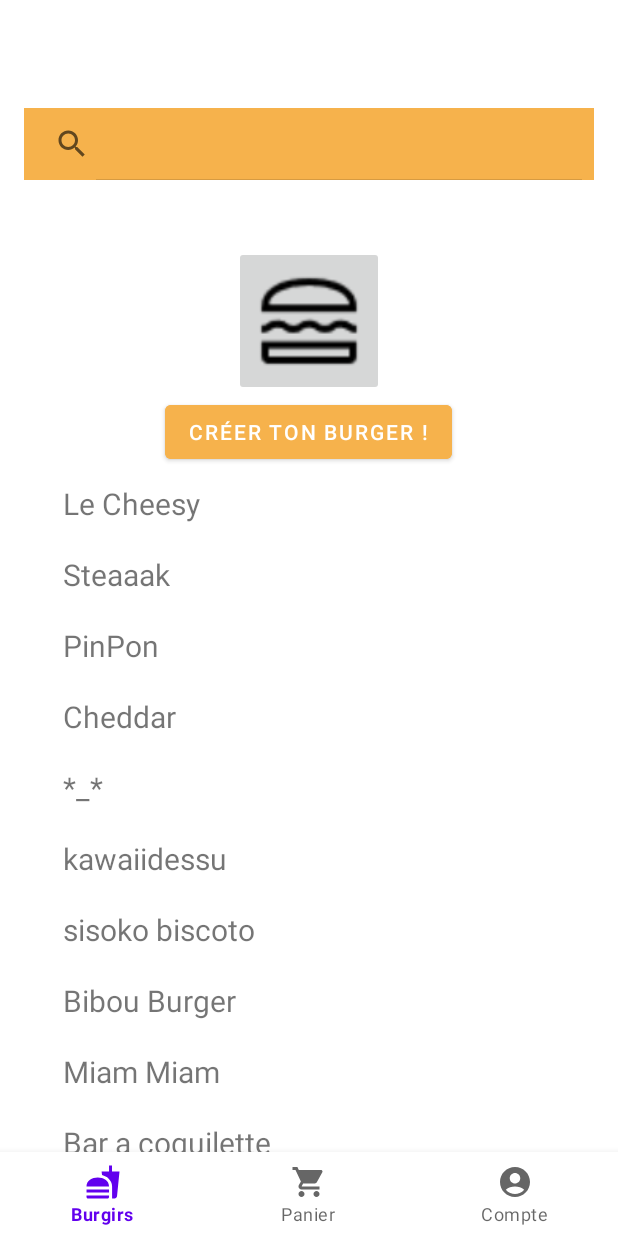
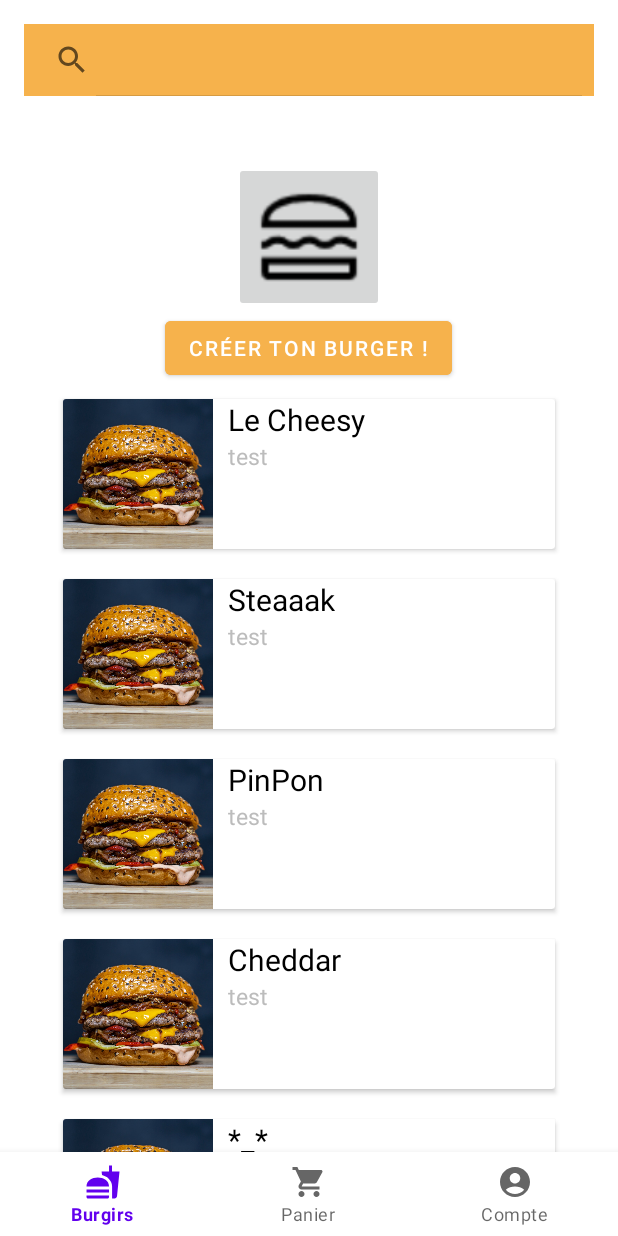
Before and after one commit to DUT-Info-Montreuil/SAE4A-COHEN-ARGENCE-BAUDIER-YANG, an Android app: the screen it shows after launch (MainActivity), on a phone screen of 412 x 824 dp. Run offline under Robolectric (Android 15) with nearby library versions, the phone set to English and light mode, and no system bars; our stand-ins replace navigation-ui.

Commit message:
Meilleur affichage de la liste + refactor du code vers home fragment

```diff
--- a/app/src/main/java/com/example/vraiburgir/MainActivity.java
+++ b/app/src/main/java/com/example/vraiburgir/MainActivity.java
@@ -13,6 +13,7 @@ import androidx.navigation.NavController;
 import androidx.navigation.Navigation;
 import androidx.navigation.ui.AppBarConfiguration;
 import androidx.navigation.ui.NavigationUI;
+import androidx.recyclerview.widget.GridLayoutManager;
 import androidx.recyclerview.widget.LinearLayoutManager;
 import androidx.recyclerview.widget.RecyclerView;
 
@@ -20,10 +21,9 @@ import com.example.vraiburgir.databinding.ActivityMainBinding;
 
 import java.util.ArrayList;
 
-public class MainActivity extends AppCompatActivity implements BurgerAdapter.ItemClickListener  {
+public class MainActivity extends AppCompatActivity  {
 
     private ActivityMainBinding binding;
-    private BurgerAdapter adapter;
 
     @Override
     protected void onCreate(Bundle savedInstanceState) {
@@ -31,30 +31,6 @@ public class MainActivity extends AppCompatActivity implements BurgerAdapter.Ite
 
         binding = ActivityMainBinding.inflate(getLayoutInflater());
         setContentView(binding.getRoot());
-
-        // TEMPORAIRE FAUT UTILISER L'API
-        // data to populate the RecyclerView with
-        ArrayList<Burger> listeBurgers = new ArrayList<Burger>();
-        listeBurgers.add(new Burger(1,"Le Cheesy",null,null,0,0));
-        listeBurgers.add(new Burger(2,"Steaaak",null,null,0,0));
-        listeBurgers.add(new Burger(3,"PinPon",null,null,0,0));
-        listeBurgers.add(new Burger(4,"Cheddar",null,null,0,0));
-        listeBurgers.add(new Burger(5,"*_*",null,null,0,0));
-        listeBurgers.add(new Burger(6,"kawaiidessu",null,null,0,0));
-        listeBurgers.add(new Burger(7,"sisoko biscoto",null,null,0,0));
-        listeBurgers.add(new Burger(8,"Bibou Burger",null,null,0,0));
-        listeBurgers.add(new Burger(9,"Miam Miam",null,null,0,0));
-        listeBurgers.add(new Burger(10,"Bar a coquilette",null,null,0,0));
-        listeBurgers.add(new Burger(11,"Sisi si siiiii",null,null,0,0));
-        listeBurgers.add(new Burger(12,"Kono sekai wane",null,null,0,0));
-
-        // set up the RecyclerView
-        RecyclerView recyclerView = findViewById(R.id.listeBurger);
-        recyclerView.setLayoutManager(new LinearLayoutManager(this));
-        adapter = new BurgerAdapter(this, listeBurgers);
-        adapter.setClickListener(this);
-        recyclerView.setAdapter(adapter);
-
 
         BottomNavigationView navView = findViewById(R.id.nav_view);
         // Passing each menu ID as a set of Ids because each
@@ -66,10 +42,6 @@ public class MainActivity extends AppCompatActivity implements BurgerAdapter.Ite
         NavigationUI.setupWithNavController(binding.navView, navController);
     }
 
-    @Override
-    public void onItemClick(View view, int position) {
-        Toast.makeText(this, "You clicked " + adapter.getItem(position) + " on row number " + position, Toast.LENGTH_SHORT).show();
-    }
 
 
 }
--- a/app/src/main/java/com/example/vraiburgir/modele/Burger.java
+++ b/app/src/main/java/com/example/vraiburgir/modele/Burger.java
@@ -23,4 +23,12 @@ public class Burger {
     public String getNomBurger() {
         return nomBurger;
     }
+
+    public String getDescriptionBurger() {
+        return descriptionBurger;
+    }
+
+    public float getPrixBurger() {
+        return prixBurger;
+    }
 }
--- a/app/src/main/java/com/example/vraiburgir/ui/home/BurgerAdapter.java
+++ b/app/src/main/java/com/example/vraiburgir/ui/home/BurgerAdapter.java
@@ -4,6 +4,7 @@ import android.content.Context;
 import android.view.LayoutInflater;
 import android.view.View;
 import android.view.ViewGroup;
+import android.widget.ImageView;
 import android.widget.TextView;
 
 import androidx.annotation.NonNull;
@@ -39,8 +40,10 @@ public class BurgerAdapter extends RecyclerView.Adapter<BurgerAdapter.ViewHolder
     // Bind data à TextView pour chaque lignes
     @Override
     public void onBindViewHolder(@NonNull BurgerAdapter.ViewHolder holder, int position) {
-        String nomBurger = mBurgers.get(position).getNomBurger();
-        holder.nomBurgerTextView.setText(nomBurger);
+        Burger burger = mBurgers.get(position);
+        holder.nomBurgerTextView.setText(burger.getNomBurger());
+        holder.descriptionBurger.setText(burger.getDescriptionBurger());
+        holder.prixBurger.setText(Float.toString(burger.getPrixBurger()));
     }
 
     // Nombre total de lignes
@@ -51,10 +54,15 @@ public class BurgerAdapter extends RecyclerView.Adapter<BurgerAdapter.ViewHolder
 
     public class ViewHolder extends RecyclerView.ViewHolder implements View.OnClickListener {
         TextView nomBurgerTextView;
+        ImageView imageBurgerImageView;
+        TextView descriptionBurger;
+        TextView prixBurger;
 
         ViewHolder(View itemView) {
             super(itemView);
             nomBurgerTextView = itemView.findViewById(R.id.nomBurger);
+            descriptionBurger = itemView.findViewById(R.id.descriptionBurger);
+            prixBurger = itemView.findViewById(R.id.prixBurger);
             itemView.setOnClickListener(this);
         }
 
@@ -65,8 +73,8 @@ public class BurgerAdapter extends RecyclerView.Adapter<BurgerAdapter.ViewHolder
     }
 
     // convenience method for getting data at click position
-    public String getItem(int id) {
-        return mBurgers.get(id).getNomBurger();
+    public Burger getBurger(int id) {
+        return mBurgers.get(id);
     }
 
     // allows clicks events to be caught
--- a/app/src/main/java/com/example/vraiburgir/ui/home/HomeFragment.java
+++ b/app/src/main/java/com/example/vraiburgir/ui/home/HomeFragment.java
@@ -4,17 +4,25 @@ import android.os.Bundle;
 import android.view.LayoutInflater;
 import android.view.View;
 import android.view.ViewGroup;
-import android.widget.TextView;
 
 import androidx.annotation.NonNull;
 import androidx.fragment.app.Fragment;
 import androidx.lifecycle.ViewModelProvider;
+import androidx.recyclerview.widget.LinearLayoutManager;
+import androidx.recyclerview.widget.RecyclerView;
 
+import com.example.vraiburgir.MainActivity;
+import com.example.vraiburgir.R;
 import com.example.vraiburgir.databinding.FragmentHomeBinding;
+import com.example.vraiburgir.modele.Burger;
 
-public class HomeFragment extends Fragment {
+import java.util.ArrayList;
+
+public class HomeFragment extends Fragment implements BurgerAdapter.ItemClickListener {
 
     private FragmentHomeBinding binding;
+    private BurgerAdapter adapter;
+    private RecyclerView recyclerView;
 
     public View onCreateView(@NonNull LayoutInflater inflater,
                              ViewGroup container, Bundle savedInstanceState) {
@@ -24,6 +32,15 @@ public class HomeFragment extends Fragment {
         binding = FragmentHomeBinding.inflate(inflater, container, false);
         View root = binding.getRoot();
 
+        ArrayList<Burger> listeBurgers = this.listTempBurgers();
+
+        // set up the RecyclerView
+        this.recyclerView = root.findViewById(R.id.listeBurger);
+        this.recyclerView.setLayoutManager(new LinearLayoutManager(this.requireActivity()));
+        this.adapter = new BurgerAdapter(this.requireActivity(), listeBurgers);
+        this.adapter.setClickListener(this);
+        this.recyclerView.setAdapter(this.adapter);
+
         return root;
     }
 
@@ -32,4 +49,30 @@ public class HomeFragment extends Fragment {
         super.onDestroyView();
         binding = null;
     }
+
+    private ArrayList<Burger> listTempBurgers() {
+        // TEMPORAIRE FAUT UTILISER L'API
+        // data to populate the RecyclerView with
+        ArrayList<Burger> listeBurgers = new ArrayList<Burger>();
+        listeBurgers.add(new Burger(1,"Le Cheesy","test",null,0,0));
+        listeBurgers.add(new Burger(2,"Steaaak","test",null,0,0));
+        listeBurgers.add(new Burger(3,"PinPon","test",null,0,0));
+        listeBurgers.add(new Burger(4,"Cheddar","test",null,0,0));
+        listeBurgers.add(new Burger(5,"*_*","test",null,0,0));
+        listeBurgers.add(new Burger(6,"kawaiidessu","test",null,0,0));
+        listeBurgers.add(new Burger(7,"sisoko biscoto","test",null,0,0));
+        listeBurgers.add(new Burger(8,"Bibou Burger","test",null,0,0));
+        listeBurgers.add(new Burger(9,"Miam Miam","test",null,0,0));
+        listeBurgers.add(new Burger(10,"Bar a coquilette","test",null,0,0));
+        listeBurgers.add(new Burger(11,"Sisi si siiiii","test",null,0,0));
+        listeBurgers.add(new Burger(12,"Kono sekai wane","test",null,0,0));
+        return listeBurgers;
+    }
+
+    @Override
+    public void onItemClick(View view, int position) {
+        System.out.println("test");
+    }
+
+
 }
--- a/app/src/main/res/layout/activity_main.xml
+++ b/app/src/main/res/layout/activity_main.xml
@@ -3,8 +3,7 @@
     xmlns:app="http://schemas.android.com/apk/res-auto"
     android:id="@+id/container"
     android:layout_width="match_parent"
-    android:layout_height="match_parent"
-    android:paddingTop="?attr/actionBarSize">
+    android:layout_height="match_parent">
 
     <com.google.android.material.bottomnavigation.BottomNavigationView
         android:id="@+id/nav_view"
@@ -21,8 +20,8 @@
     <fragment
         android:id="@+id/nav_host_fragment_activity_main"
         android:name="androidx.navigation.fragment.NavHostFragment"
-        android:layout_width="match_parent"
-        android:layout_height="match_parent"
+        android:layout_width="0dp"
+        android:layout_height="0dp"
         app:defaultNavHost="true"
         app:layout_constraintBottom_toTopOf="@id/nav_view"
         app:layout_constraintLeft_toLeftOf="parent"
@@ -30,4 +29,5 @@
         app:layout_constraintTop_toTopOf="parent"
         app:navGraph="@navigation/mobile_navigation" />
 
+
 </androidx.constraintlayout.widget.ConstraintLayout>
--- a/app/src/main/res/layout/fragment_home_recyclerview_row.xml
+++ b/app/src/main/res/layout/fragment_home_recyclerview_row.xml
@@ -1,15 +1,59 @@
 <?xml version="1.0" encoding="utf-8"?>
-<LinearLayout
+
+
+<androidx.cardview.widget.CardView
     xmlns:android="http://schemas.android.com/apk/res/android"
+    xmlns:app="http://schemas.android.com/apk/res-auto"
     android:layout_width="match_parent"
     android:layout_height="wrap_content"
-    android:orientation="horizontal"
-    android:padding="10dp">
+    android:layout_margin="10dp">
 
-    <TextView
-        android:id="@+id/nomBurger"
-        android:layout_width="wrap_content"
-        android:layout_height="wrap_content"
-        android:textSize="20sp"/>
 
-</LinearLayout>
+    <LinearLayout
+        android:layout_width="match_parent"
+        android:layout_height="match_parent"
+        android:orientation="horizontal">
+
+        <ImageView
+            android:id="@+id/imageBurger"
+            android:layout_width="100dp"
+            android:layout_height="100dp"
+            android:contentDescription="Image Burger"
+            android:scaleType="centerCrop"
+            android:src="@drawable/burger_template" />
+
+        <LinearLayout
+            android:id="@+id/layoutDescBurger"
+            android:layout_width="250dp"
+            android:layout_height="match_parent"
+            android:orientation="vertical"
+            android:layout_marginLeft="10dp">
+
+            <TextView
+                android:id="@+id/nomBurger"
+                android:layout_width="wrap_content"
+                android:layout_height="wrap_content"
+                android:textSize="20sp"
+                android:textColor="@color/black"/>
+
+            <TextView
+                android:id="@+id/descriptionBurger"
+                android:layout_width="wrap_content"
+                android:layout_height="wrap_content"
+                android:textSize="15sp"
+                android:textColor="@color/gris"/>
+        </LinearLayout>
+
+        <TextView
+            android:id="@+id/prixBurger"
+            android:layout_width="0dp"
+            android:layout_height="wrap_content"
+            android:textSize="25sp"
+            android:gravity="center_vertical|end"
+            android:layout_marginLeft="5dp"
+            app:layout_constraintEnd_toStartOf="@id/layoutDescBurger"
+           />
+
+    </LinearLayout>
+
+</androidx.cardview.widget.CardView>
--- a/app/src/main/res/values/colors.xml
+++ b/app/src/main/res/values/colors.xml
@@ -8,4 +8,5 @@
     <color name="black">#FF000000</color>
     <color name="white">#FFFFFFFF</color>
     <color name="cheddar">#f6b24c</color>
+    <color name="gris">#bcbcbc</color>
 </resources>
```
Also changed, not shown: app/src/main/res/drawable/burger_template.jpg (added).
